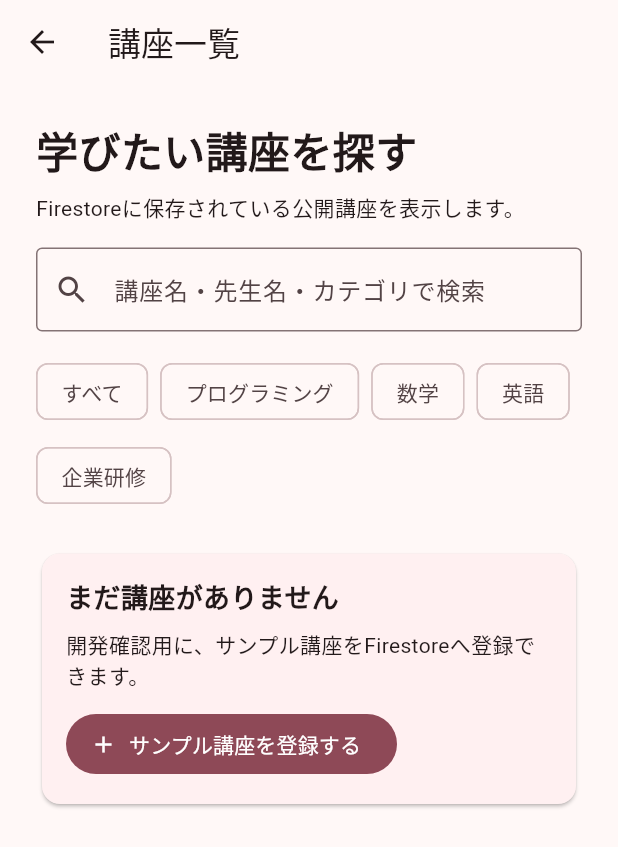
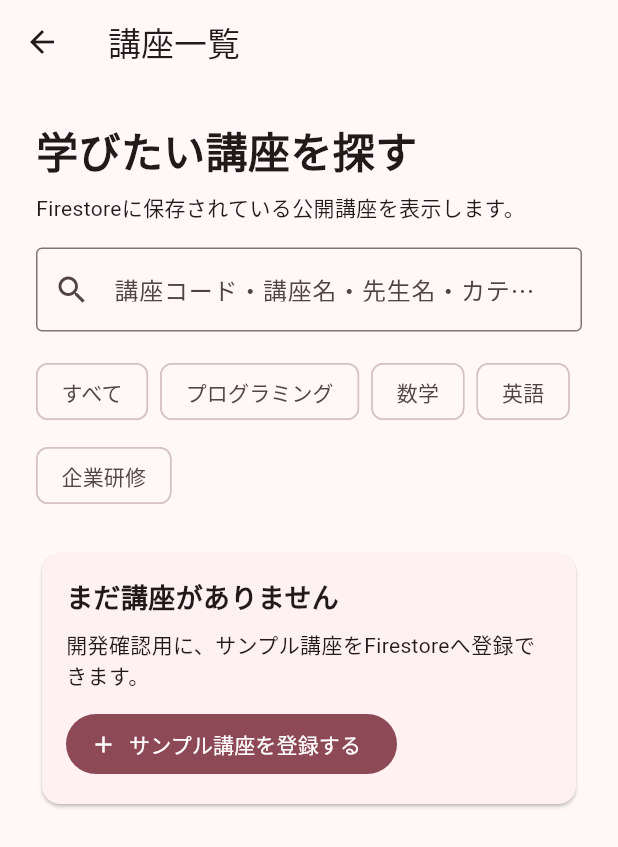
Before and after one commit to tp994fr7cf-glitch/my_new_app, a Flutter app: the screen it shows once a user with an empty profile is signed in, after a tap on "講座一覧へ", on a phone screen of 412 x 824 dp. Shown: the top 847 px of the screen. Run offline on Flutter 3.47's test engine with Material 3 defaults, Android fonts, the phone set to English and light mode, and no system bars; our stand-ins replace cloud_firestore, firebase_auth, firebase_core, google_sign_in; accounts and stored records are empty.

Commit message:
Add course code search history
Co-authored-by: Cursor <cursoragent@cursor.com>

```diff
--- a/lib/screens/course_list_page.dart
+++ b/lib/screens/course_list_page.dart
@@ -1,4 +1,5 @@
 import 'package:cloud_firestore/cloud_firestore.dart';
+import 'package:firebase_auth/firebase_auth.dart';
 import 'package:flutter/material.dart';
 
 import '../models/course.dart';
@@ -14,8 +15,17 @@ class CourseListPage extends StatefulWidget {
 }
 
 class _CourseListPageState extends State<CourseListPage> {
+  final _searchController = TextEditingController();
   bool _isSeeding = false;
   String? _message;
+
+  String get _searchText => _searchController.text.trim();
+
+  @override
+  void dispose() {
+    _searchController.dispose();
+    super.dispose();
+  }
 
   Stream<List<Course>> _coursesStream() {
     final providedStream = widget.courseStream;
@@ -83,6 +93,72 @@ class _CourseListPageState extends State<CourseListPage> {
     }
   }
 
+  List<Course> _filteredCourses(List<Course> courses) {
+    final query = _searchText.toLowerCase();
+    if (query.isEmpty) {
+      return courses;
+    }
+
+    return courses.where((course) {
+      return course.title.toLowerCase().contains(query) ||
+          course.instructorName.toLowerCase().contains(query) ||
+          course.category.toLowerCase().contains(query) ||
+          course.level.toLowerCase().contains(query) ||
+          (course.courseCode?.toLowerCase().contains(query) ?? false);
+    }).toList();
+  }
+
+  Future<void> _saveSearchHistory(String keyword) async {
+    final normalizedKeyword = keyword.trim();
+    if (normalizedKeyword.isEmpty || widget.courseStream != null) {
+      return;
+    }
+
+    final user = FirebaseAuth.instance.currentUser;
+    if (user == null) {
+      return;
+    }
+
+    try {
+      await FirebaseFirestore.instance
+          .collection('users')
+          .doc(user.uid)
+          .collection('courseSearchHistory')
+          .doc(normalizedKeyword.toLowerCase())
+          .set({
+            'keyword': normalizedKeyword,
+            'normalizedKeyword': normalizedKeyword.toLowerCase(),
+            'searchedAt': FieldValue.serverTimestamp(),
+          }, SetOptions(merge: true));
+    } catch (_) {
+      // 検索自体を優先するため、履歴保存の失敗は画面操作を止めない。
+    }
+  }
+
+  Stream<QuerySnapshot<Map<String, dynamic>>>? _searchHistoryStream() {
+    if (widget.courseStream != null) {
+      return null;
+    }
+
+    final user = FirebaseAuth.instance.currentUser;
+    if (user == null) {
+      return null;
+    }
+
+    return FirebaseFirestore.instance
+        .collection('users')
+        .doc(user.uid)
+        .collection('courseSearchHistory')
+        .orderBy('searchedAt', descending: true)
+        .limit(5)
+        .snapshots();
+  }
+
+  void _applySearch(String value) {
+    setState(() {});
+    _saveSearchHistory(value);
+  }
+
   @override
   Widget build(BuildContext context) {
     return Scaffold(
@@ -98,12 +174,32 @@ class _CourseListPageState extends State<CourseListPage> {
             const SizedBox(height: 8),
             const Text('Firestoreに保存されている公開講座を表示します。'),
             const SizedBox(height: 16),
-            const TextField(
+            TextField(
+              controller: _searchController,
               decoration: InputDecoration(
                 border: OutlineInputBorder(),
-                prefixIcon: Icon(Icons.search),
-                labelText: '講座名・先生名・カテゴリで検索',
+                prefixIcon: const Icon(Icons.search),
+                suffixIcon: _searchText.isEmpty
+                    ? null
+                    : IconButton(
+                        onPressed: () {
+                          _searchController.clear();
+                          setState(() {});
+                        },
+                        icon: const Icon(Icons.clear),
+                      ),
+                labelText: '講座コード・講座名・先生名・カテゴリで検索',
               ),
+              textInputAction: TextInputAction.search,
+              onChanged: (_) => setState(() {}),
+              onSubmitted: _applySearch,
+            ),
+            _SearchHistoryChips(
+              historyStream: _searchHistoryStream(),
+              onSelected: (keyword) {
+                _searchController.text = keyword;
+                _applySearch(keyword);
+              },
             ),
             const SizedBox(height: 16),
             Wrap(
@@ -139,6 +235,7 @@ class _CourseListPageState extends State<CourseListPage> {
                 }
 
                 final courses = snapshot.data ?? const [];
+                final filteredCourses = _filteredCourses(courses);
                 if (courses.isEmpty) {
                   return _EmptyCoursesCard(
                     isSeeding: _isSeeding,
@@ -148,9 +245,13 @@ class _CourseListPageState extends State<CourseListPage> {
                   );
                 }
 
+                if (filteredCourses.isEmpty) {
+                  return _NoSearchResultsCard(query: _searchText);
+                }
+
                 return Column(
                   children: [
-                    for (final course in courses) ...[
+                    for (final course in filteredCourses) ...[
                       _CourseCard(course: course),
                       const SizedBox(height: 12),
                     ],
@@ -160,6 +261,73 @@ class _CourseListPageState extends State<CourseListPage> {
             ),
           ],
         ),
+      ),
+    );
+  }
+}
+
+class _SearchHistoryChips extends StatelessWidget {
+  const _SearchHistoryChips({
+    required this.historyStream,
+    required this.onSelected,
+  });
+
+  final Stream<QuerySnapshot<Map<String, dynamic>>>? historyStream;
+  final ValueChanged<String> onSelected;
+
+  @override
+  Widget build(BuildContext context) {
+    final stream = historyStream;
+    if (stream == null) {
+      return const SizedBox.shrink();
+    }
+
+    return StreamBuilder<QuerySnapshot<Map<String, dynamic>>>(
+      stream: stream,
+      builder: (context, snapshot) {
+        final keywords =
+            snapshot.data?.docs
+                .map((doc) => doc.data()['keyword'])
+                .whereType<String>()
+                .where((keyword) => keyword.isNotEmpty)
+                .toList() ??
+            const <String>[];
+
+        if (keywords.isEmpty) {
+          return const SizedBox.shrink();
+        }
+
+        return Padding(
+          padding: const EdgeInsets.only(top: 12),
+          child: Wrap(
+            spacing: 8,
+            runSpacing: 8,
+            children: [
+              const Chip(label: Text('検索履歴')),
+              for (final keyword in keywords)
+                ActionChip(
+                  label: Text(keyword),
+                  onPressed: () => onSelected(keyword),
+                ),
+            ],
+          ),
+        );
+      },
+    );
+  }
+}
+
+class _NoSearchResultsCard extends StatelessWidget {
+  const _NoSearchResultsCard({required this.query});
+
+  final String query;
+
+  @override
+  Widget build(BuildContext context) {
+    return Card(
+      child: Padding(
+        padding: const EdgeInsets.all(16),
+        child: Text('「$query」に一致する講座は見つかりませんでした。'),
       ),
     );
   }
```
Also changed, not shown: 2 other files.
